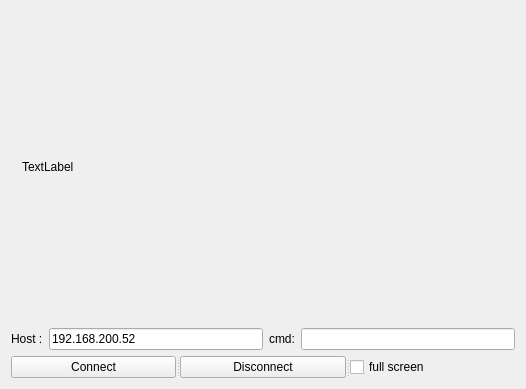
Above: mainwindow.ui from anzyelay/qvncclient before the change. Below: the same form after it.
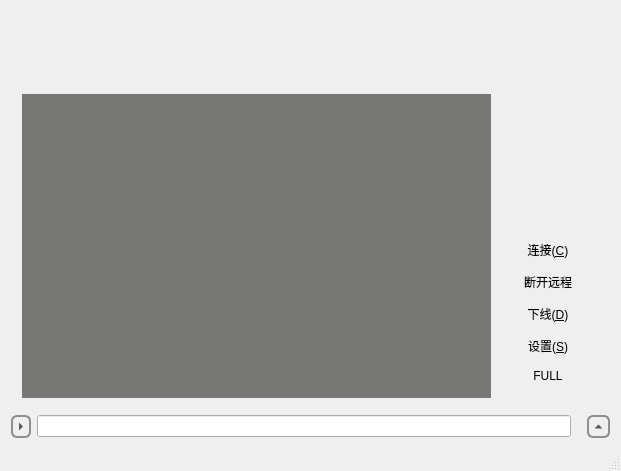
That is the form after the change. Custom widgets are drawn as their Qt base class.

Diff of the .ui file:
```diff
--- a/mainwindow.ui
+++ b/mainwindow.ui
@@ -6,12 +6,45 @@
    <rect>
     <x>0</x>
     <y>0</y>
-    <width>526</width>
-    <height>389</height>
+    <width>621</width>
+    <height>471</height>
    </rect>
   </property>
   <property name="windowTitle">
-   <string>MainWindow</string>
+   <string>烽云电台远程控制</string>
+  </property>
+  <property name="styleSheet">
+   <string notr="true">QPushButton:hover{
+	background-color: rgb(78, 154, 6);
+}
+  QToolButton { /* all types of tool button */
+      border: 2px solid #8f8f91;
+      border-radius: 6px;
+      background-color: qlineargradient(x1: 0, y1: 0, x2: 0, y2: 1,
+                                        stop: 0 #f6f7fa, stop: 1 #dadbde);
+  }
+
+  QToolButton[popupMode=&quot;1&quot;] { /* only for MenuButtonPopup */
+      padding-right: 20px; /* make way for the popup button */
+  }
+
+  QToolButton:pressed {
+      background-color: qlineargradient(x1: 0, y1: 0, x2: 0, y2: 1,
+                                        stop: 0 #dadbde, stop: 1 #f6f7fa);
+  }
+
+  QToolButton::menu-button {
+      border: 2px solid gray;
+      border-top-right-radius: 6px;
+      border-bottom-right-radius: 6px;
+      /* 16px width + 4px for border = 20px allocated above */
+      width: 16px;
+  }
+
+
+  QToolButton::menu-arrow:open {
+      top: 1px; left: 1px; /* shift it a bit */
+  }</string>
   </property>
   <widget class="QWidget" name="centralWidget">
    <layout class="QGridLayout" name="gridLayout">
@@ -25,19 +58,157 @@
           <verstretch>0</verstretch>
          </sizepolicy>
         </property>
-        <layout class="QGridLayout" name="gridLayout_3">
+        <layout class="QGridLayout" name="gridLayout_4">
+         <item row="0" column="2" rowspan="3">
+          <widget class="QFrame" name="frame">
+           <property name="sizePolicy">
+            <sizepolicy hsizetype="Fixed" vsizetype="Preferred">
+             <horstretch>0</horstretch>
+             <verstretch>0</verstretch>
+            </sizepolicy>
+           </property>
+           <property name="frameShape">
+            <enum>QFrame::NoFrame</enum>
+           </property>
+           <property name="frameShadow">
+            <enum>QFrame::Raised</enum>
+           </property>
+           <layout class="QGridLayout" name="gridLayout_3">
+            <item row="4" column="1">
+             <widget class="QPushButton" name="setting_btn">
+              <property name="text">
+               <string>设置(&amp;S)</string>
+              </property>
+              <property name="autoDefault">
+               <bool>true</bool>
+              </property>
+              <property name="default">
+               <bool>false</bool>
+              </property>
+              <property name="flat">
+               <bool>true</bool>
+              </property>
+             </widget>
+            </item>
+            <item row="3" column="1">
+             <widget class="QPushButton" name="disconnect_btn">
+              <property name="text">
+               <string>下线(&amp;D)</string>
+              </property>
+              <property name="autoDefault">
+               <bool>true</bool>
+              </property>
+              <property name="default">
+               <bool>false</bool>
+              </property>
+              <property name="flat">
+               <bool>true</bool>
+              </property>
+             </widget>
+            </item>
+            <item row="5" column="1">
+             <widget class="QPushButton" name="disstyle_btn">
+              <property name="text">
+               <string>FULL</string>
+              </property>
+              <property name="autoDefault">
+               <bool>true</bool>
+              </property>
+              <property name="default">
+               <bool>false</bool>
+              </property>
+              <property name="flat">
+               <bool>true</bool>
+              </property>
+             </widget>
+            </item>
+            <item row="1" column="1">
+             <widget class="QPushButton" name="connect_btn">
+              <property name="text">
+               <string>连接(&amp;C)</string>
+              </property>
+              <property name="autoDefault">
+               <bool>true</bool>
+              </property>
+              <property name="default">
+               <bool>false</bool>
+              </property>
+              <property name="flat">
+               <bool>true</bool>
+              </property>
+             </widget>
+            </item>
+            <item row="0" column="1">
+             <spacer name="verticalSpacer">
+              <property name="orientation">
+               <enum>Qt::Vertical</enum>
+              </property>
+              <property name="sizeHint" stdset="0">
+               <size>
+                <width>20</width>
+                <height>40</height>
+               </size>
+              </property>
+             </spacer>
+            </item>
+            <item row="2" column="1">
+             <widget class="QPushButton" name="restart_btn">
+              <property name="text">
+               <string>断开远程</string>
+              </property>
+              <property name="autoDefault">
+               <bool>true</bool>
+              </property>
+              <property name="default">
+               <bool>false</bool>
+              </property>
+              <property name="flat">
+               <bool>true</bool>
+              </property>
+             </widget>
+            </item>
+           </layout>
+          </widget>
+         </item>
+         <item row="2" column="0">
+          <widget class="QTextEdit" name="textEdit">
+           <property name="styleSheet">
+            <string notr="true">background-color: rgba(85, 87, 83,200);
+color: rgb(255, 255, 255);</string>
+           </property>
+           <property name="frameShape">
+            <enum>QFrame::NoFrame</enum>
+           </property>
+          </widget>
+         </item>
          <item row="0" column="0">
-          <widget class="QLabel" name="label_2">
-           <property name="text">
-            <string>TextLabel</string>
+          <spacer name="verticalSpacer_2">
+           <property name="orientation">
+            <enum>Qt::Vertical</enum>
            </property>
-           <property name="scaledContents">
-            <bool>true</bool>
+           <property name="sizeType">
+            <enum>QSizePolicy::Minimum</enum>
            </property>
-           <property name="wordWrap">
-            <bool>true</bool>
+           <property name="sizeHint" stdset="0">
+            <size>
+             <width>20</width>
+             <height>40</height>
+            </size>
            </property>
-          </widget>
+          </spacer>
+         </item>
+         <item row="1" column="0">
+          <spacer name="horizontalSpacer_2">
+           <property name="orientation">
+            <enum>Qt::Horizontal</enum>
+           </property>
+           <property name="sizeHint" stdset="0">
+            <size>
+             <width>40</width>
+             <height>20</height>
+            </size>
+           </property>
+          </spacer>
          </item>
         </layout>
        </widget>
@@ -45,57 +216,70 @@
      </layout>
     </item>
     <item row="1" column="0">
-     <layout class="QHBoxLayout" name="horizontalLayout">
+     <layout class="QHBoxLayout" name="horizontalLayout" stretch="0,1,0,0">
       <item>
-       <widget class="QLabel" name="label">
+       <widget class="QToolButton" name="toolButton_cmd">
+        <property name="maximumSize">
+         <size>
+          <width>20</width>
+          <height>30</height>
+         </size>
+        </property>
+        <property name="styleSheet">
+         <string notr="true">background-color: #00ffffff;</string>
+        </property>
         <property name="text">
-         <string>Host :</string>
+         <string>cmd</string>
         </property>
+        <property name="arrowType">
+         <enum>Qt::RightArrow</enum>
+        </property>
        </widget>
       </item>
       <item>
-       <widget class="QLineEdit" name="host_edit">
-        <property name="text">
-         <string>192.168.200.52</string>
+       <widget class="QLineEdit" name="cmd_edit">
+        <property name="sizePolicy">
+         <sizepolicy hsizetype="Expanding" vsizetype="Fixed">
+          <horstretch>0</horstretch>
+          <verstretch>0</verstretch>
+         </sizepolicy>
         </property>
        </widget>
       </item>
       <item>
-       <widget class="QLabel" name="label_3">
-        <property name="text">
-         <string>cmd:</string>
+       <spacer name="horizontalSpacer">
+        <property name="orientation">
+         <enum>Qt::Horizontal</enum>
         </property>
-       </widget>
+        <property name="sizeType">
+         <enum>QSizePolicy::MinimumExpanding</enum>
+        </property>
+        <property name="sizeHint" stdset="0">
+         <size>
+          <width>10</width>
+          <height>0</height>
+         </size>
+        </property>
+       </spacer>
       </item>
       <item>
-       <widget class="QLineEdit" name="cmd_edit"/>
+       <widget class="QToolButton" name="toolButton_set">
+        <property name="styleSheet">
+         <string notr="true">background-color: #00ffffff;</string>
+        </property>
+        <property name="text">
+         <string>...</string>
+        </property>
+        <property name="arrowType">
+         <enum>Qt::UpArrow</enum>
+        </property>
+       </widget>
       </item>
      </layout>
     </item>
-    <item row="2" column="0">
-     <widget class="QSplitter" name="splitter">
-      <property name="orientation">
-       <enum>Qt::Horizontal</enum>
-      </property>
-      <widget class="QPushButton" name="connect_btn">
-       <property name="text">
-        <string>Connect</string>
-       </property>
-      </widget>
-      <widget class="QPushButton" name="disconnect_btn">
-       <property name="text">
-        <string>Disconnect</string>
-       </property>
-      </widget>
-      <widget class="QCheckBox" name="disstyle_cbx">
-       <property name="text">
-        <string>full screen</string>
-       </property>
-      </widget>
-     </widget>
-    </item>
    </layout>
   </widget>
+  <widget class="QStatusBar" name="statusBar"/>
  </widget>
  <layoutdefault spacing="6" margin="11"/>
  <customwidgets>
```
